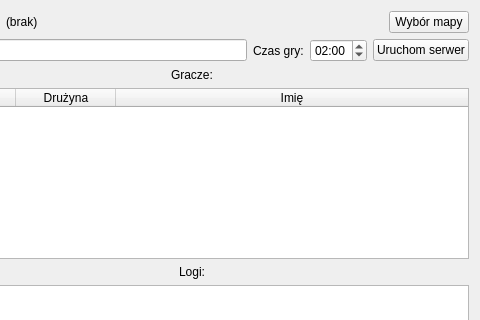
This is code/server/serverwindow.ui in drzazga888/Fight-in-Square as Qt 5 draws it before an edit; both pictures show x 96 to 576 and y 0 to 320 of the 576 by 489 pixel window. The edited form follows.
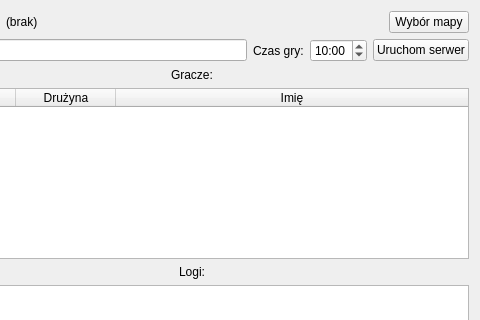
This is the edited form.

The edit to the form file:
```diff
--- a/code/server/serverwindow.ui
+++ b/code/server/serverwindow.ui
@@ -79,7 +79,7 @@
           <property name="time">
            <time>
             <hour>0</hour>
-            <minute>2</minute>
+            <minute>10</minute>
             <second>0</second>
            </time>
           </property>
```
